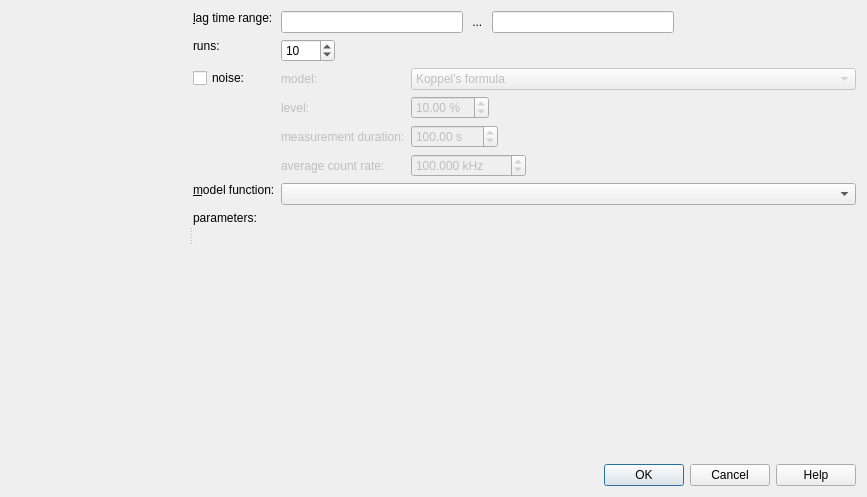
Before: the Qt Designer form plugins/fcs/qfrdrfcsfitfunctionsimulator.ui in jkriege2/QuickFit3, drawn with Qt 5.
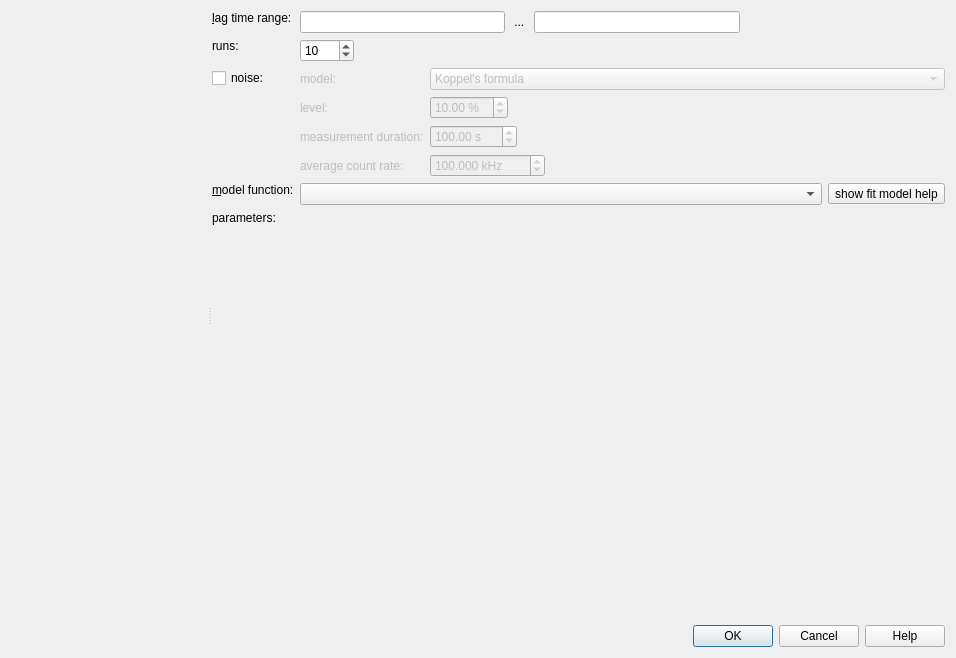
After: the same form once the commit is applied. Icons and pictures are not drawn. Custom widgets are drawn as their Qt base class.

Commit message: QuickFit3/several fit functions: minor corrections in parameter names (no expressions were changed!!!) QuickFit3/fitfunction_spimfcs: added SPIM-crosscorrelation fit function with flow

The edit to the form file:
```diff
--- a/plugins/fcs/qfrdrfcsfitfunctionsimulator.ui
+++ b/plugins/fcs/qfrdrfcsfitfunctionsimulator.ui
@@ -6,8 +6,8 @@
    <rect>
     <x>0</x>
     <y>0</y>
-    <width>867</width>
-    <height>497</height>
+    <width>956</width>
+    <height>658</height>
    </rect>
   </property>
   <property name="windowTitle">
@@ -38,7 +38,7 @@
         <height>32</height>
        </size>
       </property>
-      <layout class="QGridLayout" name="gridLayout" rowstretch="0,0,0,0,1" columnstretch="0,1">
+      <layout class="QGridLayout" name="gridLayout" rowstretch="0,0,0,0,1" columnstretch="0,0">
        <item row="0" column="0">
         <widget class="QLabel" name="label_2">
          <property name="text">
@@ -315,9 +315,6 @@
          </property>
         </widget>
        </item>
-       <item row="3" column="1">
-        <widget class="QComboBox" name="cmbFunction"/>
-       </item>
        <item row="4" column="0">
         <widget class="QLabel" name="label_4">
          <property name="text">
@@ -361,6 +358,24 @@
          </item>
         </layout>
        </item>
+       <item row="3" column="1">
+        <layout class="QHBoxLayout" name="horizontalLayout_6">
+         <item>
+          <widget class="QComboBox" name="cmbFunction"/>
+         </item>
+         <item>
+          <widget class="QToolButton" name="btnModelHelp">
+           <property name="text">
+            <string>show fit model help</string>
+           </property>
+           <property name="icon">
+            <iconset resource="../../lib/lib.qrc">
+             <normaloff>:/lib/help.png</normaloff>:/lib/help.png</iconset>
+           </property>
+          </widget>
+         </item>
+        </layout>
+       </item>
       </layout>
      </widget>
     </widget>
```
Left out of the diff: 2 changed lines with no effect on the pictures. The commit also changes 26 other files.
